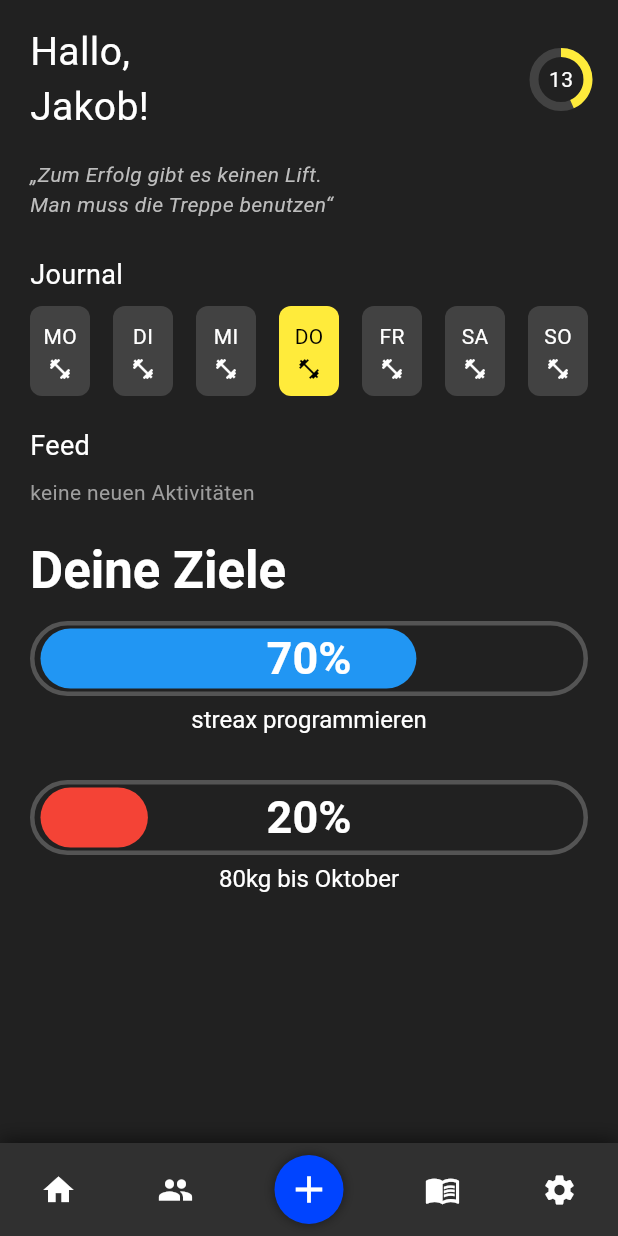
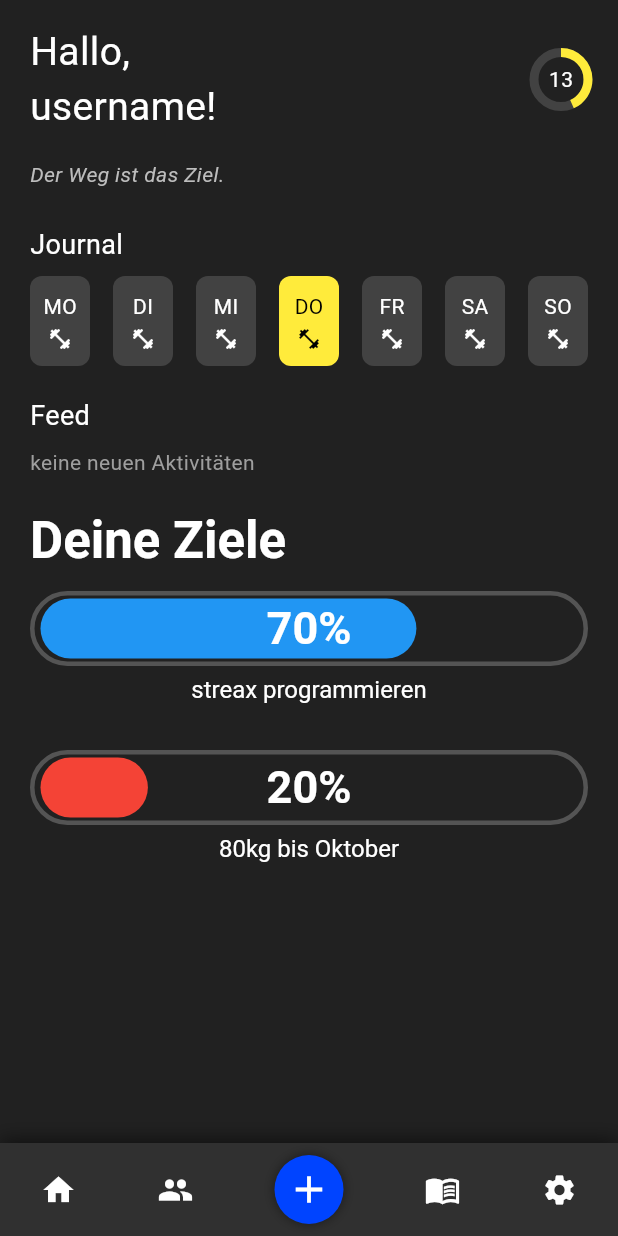
Before and after one commit to kenankusu/streax, a Flutter app: the screen it shows after launch, on a phone screen of 412 x 824 dp. Run offline on Flutter 3.47's test engine with Material 3 defaults, Android fonts, the phone set to English and light mode, and no system bars.

Commit message:
Kopfzeile ausgegliedert, assets Ordner angelegt,  Zitate eigene Datei,

```diff
--- /dev/null
+++ b/assets/zitate.json
@@ -0,0 +1,12 @@
+{
+  "zitate": [
+    "Zum Erfolg gibt es keinen Lift. Man muss die Treppe benutzen.",
+    "Der Weg ist das Ziel.",
+    "Ohne Fleiß kein Preis.",
+    "Luck is what happens when preparation meets opportunity. — Seneca",
+    "Fall in love with the process, and the results will come.",
+    "It's on you. To get you. Where you want to be.",
+    "Life has no remote. Get up and change it yourself!",
+    "Machen macht den Unterschied."
+  ]
+}
--- a/lib/startseite.dart
+++ b/lib/startseite.dart
@@ -1,5 +1,6 @@
 import 'package:flutter/material.dart';
 import 'widgets/fortschrittsbalken.dart';
+import 'widgets/kopfzeile.dart';
 
 class startseite extends StatelessWidget {
   final int streakWert = 13;
@@ -54,37 +55,13 @@ class startseite extends StatelessWidget {
           child: Column(
             crossAxisAlignment: CrossAxisAlignment.start,
             children: [
-              // Header mit Streak
-              Row(
-                mainAxisAlignment: MainAxisAlignment.spaceBetween,
-                children: [
-                  Text("Hallo,\nJakob!",
-                      style: TextStyle(color: Colors.white, fontSize: 26)),
-                  Stack(
-                    alignment: Alignment.center,
-                    children: [
-                      CircularProgressIndicator(
-                        value: streakWert / 30,
-                        strokeWidth: 6,
-                        valueColor: AlwaysStoppedAnimation<Color>(Colors.yellow),
-                        backgroundColor: Colors.grey[800],
-                      ),
-                      Text('$streakWert', style: TextStyle(color: Colors.white)),
-                    ],
-                  )
-                ],
-              ),
-              SizedBox(height: 16),
-              Text(
-                "„Zum Erfolg gibt es keinen Lift.\nMan muss die Treppe benutzen“",
-                style: TextStyle(
-                  color: Colors.grey[400],
-                  fontStyle: FontStyle.italic,
-                ),
-              ),
+              Kopfzeile(username: "username", streakWert: streakWert),
               SizedBox(height: 24),
               // Wochentage
-              Text("Journal", style: TextStyle(color: Colors.white, fontSize: 18)),
+              Text(
+                "Journal",
+                style: TextStyle(color: Colors.white, fontSize: 18),
+              ),
               SizedBox(height: 8),
               Row(
                 mainAxisAlignment: MainAxisAlignment.spaceBetween,
@@ -108,14 +85,18 @@ class startseite extends StatelessWidget {
                         child: Column(
                           mainAxisAlignment: MainAxisAlignment.center,
                           children: [
-                            Text(day,
-                                style: TextStyle(
-                                  color: isToday ? Colors.black : Colors.white,
-                                )),
+                            Text(
+                              day,
+                              style: TextStyle(
+                                color: isToday ? Colors.black : Colors.white,
+                              ),
+                            ),
                             SizedBox(height: 4),
-                            Icon(Icons.fitness_center,
-                                size: 16,
-                                color: isToday ? Colors.black : Colors.white),
+                            Icon(
+                              Icons.fitness_center,
+                              size: 16,
+                              color: isToday ? Colors.black : Colors.white,
+                            ),
                           ],
                         ),
                       ),
@@ -127,27 +108,11 @@ class startseite extends StatelessWidget {
               // Feed
               Text("Feed", style: TextStyle(color: Colors.white, fontSize: 18)),
               SizedBox(height: 8),
-              Text("keine neuen Aktivitäten",
-                  style: TextStyle(color: Colors.grey[500])),
+              Text(
+                "keine neuen Aktivitäten",
+                style: TextStyle(color: Colors.grey[500]),
+              ),
               SizedBox(height: 20),
-
-
-
-
-
-
-
-
-
-
-
-
-
-
-
-
-
-
 
               //Überschrift für Fortschritt-Bereich
               Padding(
@@ -159,8 +124,11 @@ class startseite extends StatelessWidget {
               ),
 
               //Klasse aus fortschrittsbalken.dart
-              Fortschrittsbalken(label: 'streax programmieren', fortschritt: 0.7),
-              Fortschrittsbalken(label: '80kg bis Oktober', fortschritt: 0.2)
+              Fortschrittsbalken(
+                label: 'streax programmieren',
+                fortschritt: 0.7,
+              ),
+              Fortschrittsbalken(label: '80kg bis Oktober', fortschritt: 0.2),
             ],
           ),
         ),
@@ -185,9 +153,10 @@ class startseite extends StatelessWidget {
             Container(
               padding: EdgeInsets.all(8),
               decoration: BoxDecoration(
-                  color: const Color.fromARGB(255, 0, 68, 255),
-                  shape: BoxShape.circle,
-                  boxShadow: [BoxShadow(color: Colors.black45, blurRadius: 6)]),
+                color: const Color.fromARGB(255, 0, 68, 255),
+                shape: BoxShape.circle,
+                boxShadow: [BoxShadow(color: Colors.black45, blurRadius: 6)],
+              ),
               child: Icon(Icons.add, color: Colors.white, size: 30),
             ),
             Icon(Icons.menu_book, color: Colors.white),
--- /dev/null
+++ b/lib/widgets/kopfzeile.dart
@@ -0,0 +1,77 @@
+import 'dart:convert';
+import 'package:flutter/material.dart';
+import 'package:flutter/services.dart';
+
+class Kopfzeile extends StatefulWidget {
+  final String username;
+  final int streakWert;
+
+  const Kopfzeile({
+    required this.username,
+    required this.streakWert,
+    super.key,
+  });
+
+  @override
+  _KopfzeileState createState() => _KopfzeileState();
+}
+
+class _KopfzeileState extends State<Kopfzeile> {
+  String? zitat;
+
+  @override
+  void initState() {
+    super.initState();
+    _ladeZitat();
+  }
+
+  Future<void> _ladeZitat() async {
+    final String jsonString = await rootBundle.loadString('assets/zitate.json');
+    final Map<String, dynamic> data = json.decode(jsonString);
+    final List<String> zitate = List<String>.from(data['zitate']);
+    setState(() {
+      zitat = (zitate..shuffle()).first;
+    });
+  }
+
+  @override
+  Widget build(BuildContext context) {
+    return Column(
+      crossAxisAlignment: CrossAxisAlignment.start,
+      children: [
+        Row(
+          mainAxisAlignment: MainAxisAlignment.spaceBetween,
+          children: [
+            Text(
+              "Hallo,\n${widget.username}!",
+              style: TextStyle(color: Colors.white, fontSize: 26),
+            ),
+            Stack(
+              alignment: Alignment.center,
+              children: [
+                CircularProgressIndicator(
+                  value: widget.streakWert / 30,
+                  strokeWidth: 6,
+                  valueColor: AlwaysStoppedAnimation<Color>(Colors.yellow),
+                  backgroundColor: Colors.grey[800],
+                ),
+                Text(
+                  '${widget.streakWert}',
+                  style: TextStyle(color: Colors.white),
+                ),
+              ],
+            ),
+          ],
+        ),
+        SizedBox(height: 16),
+        Text(
+          zitat ?? "Zitat wird geladen...",
+          style: TextStyle(
+            color: Colors.grey[400],
+            fontStyle: FontStyle.italic,
+          ),
+        ),
+      ],
+    );
+  }
+}
--- a/pubspec.yaml
+++ b/pubspec.yaml
@@ -57,6 +57,9 @@ flutter:
   # the material Icons class.
   uses-material-design: true
 
+  assets:
+    - assets/zitate.json
+
   # To add assets to your application, add an assets section, like this:
   # assets:
   #   - images/a_dot_burr.jpeg
```
